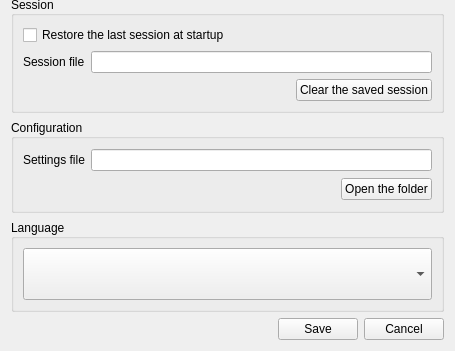
Above: src/settingsdialog.ui from rgroesslinger/hashcat-gui before the change; both pictures show x 0 to 455 and y 329 to 680 of the 455 by 680 pixel window. Below: the same form after it.
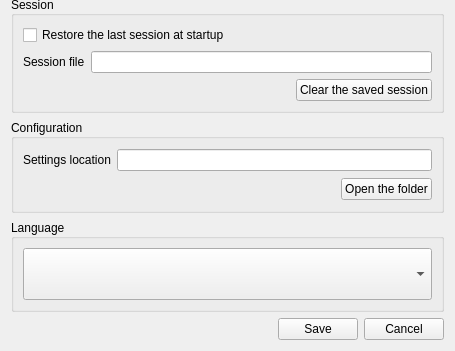
That is the form after the change.

Commit message: Fix Windows-specific settings dialog issues

```diff
--- a/src/settingsdialog.ui
+++ b/src/settingsdialog.ui
@@ -276,7 +276,7 @@
         <item>
          <widget class="QLabel" name="label_settings_path_text">
           <property name="text">
-           <string>Settings file</string>
+           <string>Settings location</string>
           </property>
           <property name="alignment">
            <set>Qt::AlignmentFlag::AlignLeading|Qt::AlignmentFlag::AlignLeft|Qt::AlignmentFlag::AlignVCenter</set>
```
The commit also changes 2 other files.
